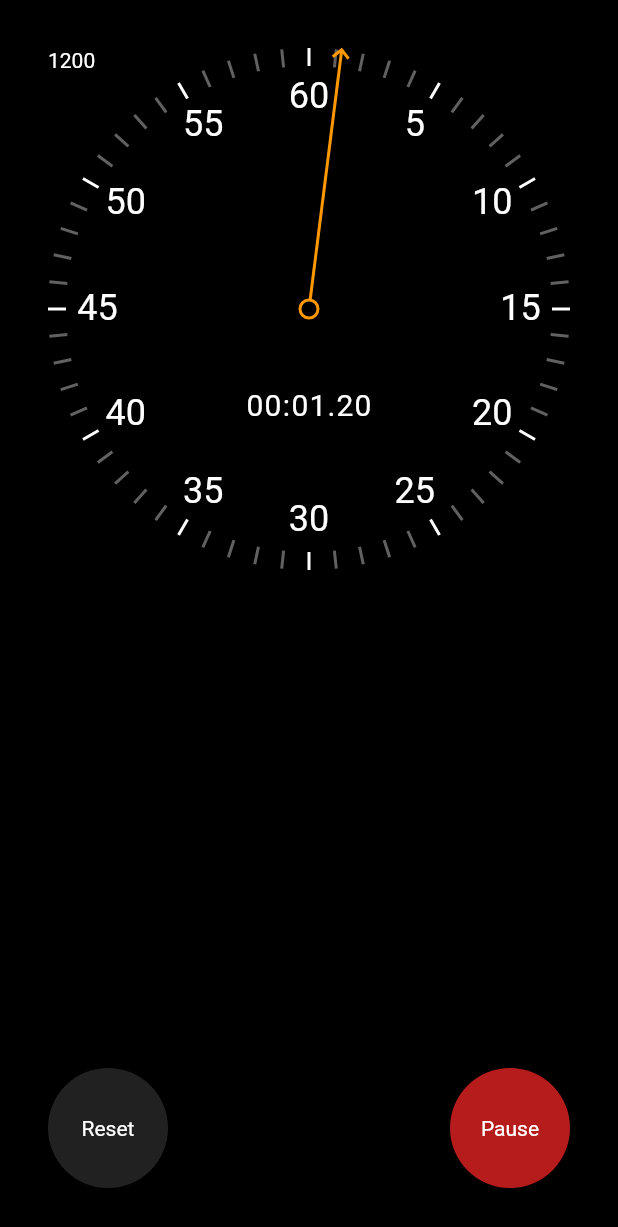
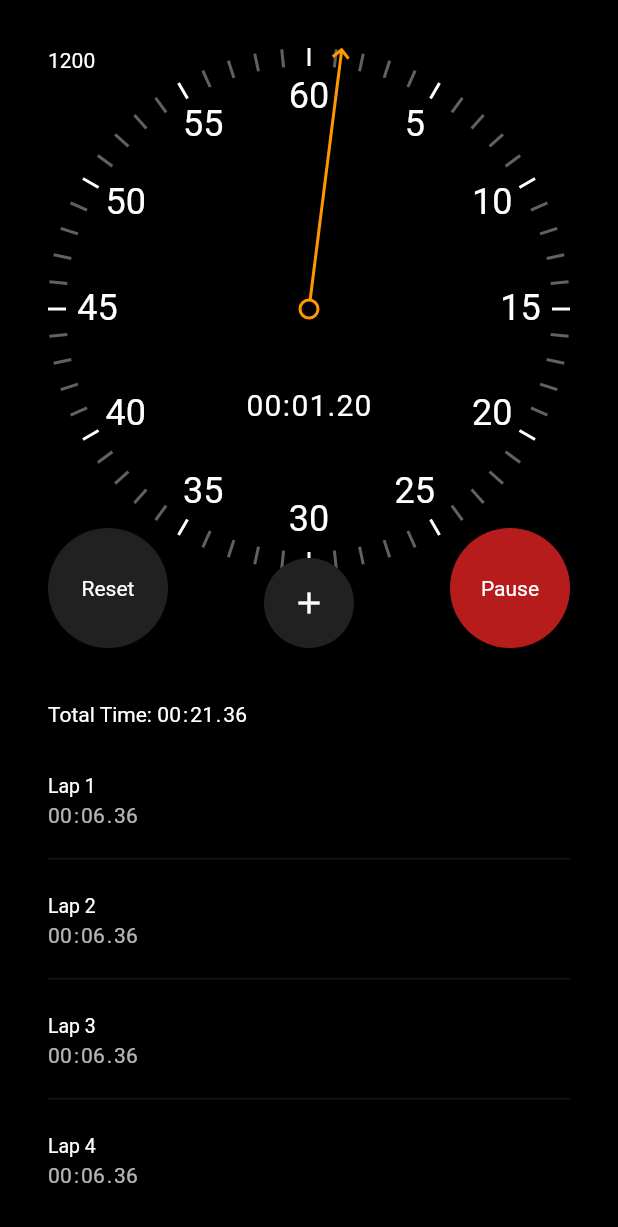
Before and after one commit to rebixpl/FlutterStudy2K22, a Flutter app: the screen it shows after launch, after a tap on "Start", on a phone screen of 412 x 824 dp. Shown: the top 1227 px of the screen. Run offline on Flutter 3.47's test engine with Material 2 defaults, Android fonts, the phone set to English and light mode, and no system bars; our stand-ins replace bloc, bloc_concurrency, carousel_slider, dio, equatable, flip_card and 8 more; accounts and stored records are empty.

Commit message:
created add_lap_button and some UI changes (laps ListView)

```diff
--- a/flutter_animations_masterclass/stopwatch_flutter/lib/app.dart
+++ b/flutter_animations_masterclass/stopwatch_flutter/lib/app.dart
@@ -26,10 +26,12 @@ class MyHomePage extends StatelessWidget {
     return const AnnotatedRegion<SystemUiOverlayStyle>(
       value: SystemUiOverlayStyle.light,
       child: Scaffold(
-        body: Center(
-          child: Padding(
-            padding: EdgeInsets.all(32.0),
-            child: Stopwatch(),
+        body: SafeArea(
+          child: Center(
+            child: Padding(
+              padding: EdgeInsets.all(32.0),
+              child: Stopwatch(),
+            ),
           ),
         ),
       ),
--- /dev/null
+++ b/flutter_animations_masterclass/stopwatch_flutter/lib/stopwatch/ui/add_lap_button.dart
@@ -0,0 +1,33 @@
+import 'package:flutter/material.dart';
+
+class AddLapButton extends StatelessWidget {
+  const AddLapButton({
+    Key? key,
+    this.onPressed,
+  }) : super(key: key);
+
+  final VoidCallback? onPressed;
+
+  @override
+  Widget build(BuildContext context) {
+    return SizedBox(
+      width: 60.0,
+      height: 60.0,
+      child: ClipOval(
+        child: Material(
+          color: Colors.grey[900],
+          child: InkWell(
+            onTap: onPressed,
+            child: const Align(
+              alignment: Alignment.center,
+              child: Icon(
+                Icons.add,
+                color: Colors.white,
+              ),
+            ),
+          ),
+        ),
+      ),
+    );
+  }
+}
--- a/flutter_animations_masterclass/stopwatch_flutter/lib/stopwatch/ui/elapsed_time_text.dart
+++ b/flutter_animations_masterclass/stopwatch_flutter/lib/stopwatch/ui/elapsed_time_text.dart
@@ -1,8 +1,14 @@
 import 'package:flutter/material.dart';
 
 class ElapsedTimeText extends StatelessWidget {
-  const ElapsedTimeText({Key? key, required this.elapsed}) : super(key: key);
+  const ElapsedTimeText({
+    Key? key,
+    required this.elapsed,
+    this.isLapList = false,
+  }) : super(key: key);
+
   final Duration elapsed;
+  final bool isLapList;
 
   @override
   Widget build(BuildContext context) {
@@ -12,27 +18,67 @@ class ElapsedTimeText extends StatelessWidget {
     final hundredsStr = hundreds.toStringAsFixed(0).padLeft(2, '0');
     final secondsStr = seconds.toString().padLeft(2, '0');
     final minutesStr = minutes.toString().padLeft(2, '0');
-    const digitWidth = 12.0;
+    final digitWidth = isLapList ? 8.0 : 12.0;
     return Row(
-      mainAxisAlignment: MainAxisAlignment.center,
+      mainAxisAlignment:
+          isLapList ? MainAxisAlignment.start : MainAxisAlignment.center,
       children: [
-        TimeDigit(minutesStr.substring(0, 1), width: digitWidth),
-        TimeDigit(minutesStr.substring(1, 2), width: digitWidth),
-        const TimeDigit(':', width: 6),
-        TimeDigit(secondsStr.substring(0, 1), width: digitWidth),
-        TimeDigit(secondsStr.substring(1, 2), width: digitWidth),
-        const TimeDigit('.', width: 6),
-        TimeDigit(hundredsStr.substring(0, 1), width: digitWidth),
-        TimeDigit(hundredsStr.substring(1, 2), width: digitWidth),
+        TimeDigit(
+          minutesStr.substring(0, 1),
+          width: digitWidth,
+          isLapList: isLapList,
+        ),
+        TimeDigit(
+          minutesStr.substring(1, 2),
+          width: digitWidth,
+          isLapList: isLapList,
+        ),
+        TimeDigit(
+          ':',
+          width: 6,
+          isLapList: isLapList,
+        ),
+        TimeDigit(
+          secondsStr.substring(0, 1),
+          width: digitWidth,
+          isLapList: isLapList,
+        ),
+        TimeDigit(
+          secondsStr.substring(1, 2),
+          width: digitWidth,
+          isLapList: isLapList,
+        ),
+        TimeDigit(
+          '.',
+          width: 6,
+          isLapList: isLapList,
+        ),
+        TimeDigit(
+          hundredsStr.substring(0, 1),
+          width: digitWidth,
+          isLapList: isLapList,
+        ),
+        TimeDigit(
+          hundredsStr.substring(1, 2),
+          width: digitWidth,
+          isLapList: isLapList,
+        ),
       ],
     );
   }
 }
 
 class TimeDigit extends StatelessWidget {
-  const TimeDigit(this.text, {Key? key, required this.width}) : super(key: key);
+  const TimeDigit(
+    this.text, {
+    Key? key,
+    required this.width,
+    required this.isLapList,
+  }) : super(key: key);
+
   final String text;
   final double width;
+  final bool isLapList;
 
   @override
   Widget build(BuildContext context) {
@@ -40,7 +86,7 @@ class TimeDigit extends StatelessWidget {
       width: width,
       child: Text(
         text,
-        style: const TextStyle(fontSize: 20),
+        style: TextStyle(fontSize: isLapList ? 14.0 : 20.0),
         textAlign: TextAlign.center,
       ),
     );
--- a/flutter_animations_masterclass/stopwatch_flutter/lib/stopwatch/ui/stopwatch.dart
+++ b/flutter_animations_masterclass/stopwatch_flutter/lib/stopwatch/ui/stopwatch.dart
@@ -2,7 +2,9 @@ import 'dart:math';
 
 import 'package:flutter/material.dart';
 import 'package:flutter_bloc/flutter_bloc.dart';
-import 'package:stopwatch_flutter/stopwatch/bloc/stopwatch_bloc.dart';
+import 'package:stopwatch_flutter/stopwatch/bloc/stopwatch/stopwatch_bloc.dart';
+import 'package:stopwatch_flutter/stopwatch/ui/add_lap_button.dart';
+import 'package:stopwatch_flutter/stopwatch/ui/elapsed_time_text.dart';
 import 'package:stopwatch_flutter/stopwatch/ui/reset_button.dart';
 import 'package:stopwatch_flutter/stopwatch/ui/start_stop_button.dart';
 import 'package:stopwatch_flutter/stopwatch/ui/stopwatch_renderer.dart';
@@ -26,12 +28,21 @@ class StopwatchView extends StatelessWidget {
     return LayoutBuilder(
       builder: (context, constraints) {
         final radius = constraints.maxWidth / 2;
-        return Stack(
+        return Column(
           children: [
-            StopwatchRenderer(
+            Stack(
+              children: [
+                SizedBox(
+                  height: 400.0,
+                  width: double.infinity,
+                  child: StopwatchRenderer(
                     radius: radius,
                   ),
-            BlocProvider<StopwatchBloc>(
+                ),
+                SizedBox(
+                  height: 400.0,
+                  width: double.infinity,
+                  child: BlocProvider<StopwatchBloc>(
                     create: (context) => StopwatchBloc(ticker: const Ticker()),
                     child: Builder(
                       builder: (context) {
@@ -40,13 +51,61 @@ class StopwatchView extends StatelessWidget {
                             StopwatchTickerUI(
                               elapsed: Duration(
                                 milliseconds: context.select(
-                              (StopwatchBloc bloc) => bloc.state.duration),
+                                    (StopwatchBloc bloc) =>
+                                        bloc.state.duration),
                               ),
                               radius: radius,
                             ),
                             Text(context.select((StopwatchBloc bloc) =>
                                 bloc.state.duration.toString())),
                             const Actions(),
+                          ],
+                        );
+                      },
+                    ),
+                  ),
+                ),
+              ],
+            ),
+            const SizedBox(height: 20.0),
+            Expanded(
+              child: Builder(
+                builder: (context) {
+                  return Column(
+                    mainAxisSize: MainAxisSize.min,
+                    children: [
+                      Expanded(
+                        flex: 1,
+                        child: Row(
+                          children: [
+                            Text("Total Time: "),
+                            ElapsedTimeText(
+                              isLapList: true,
+                              elapsed: Duration(milliseconds: 21360),
+                            ),
+                          ],
+                        ),
+                      ),
+                      Expanded(
+                        flex: 6,
+                        child: ListView.separated(
+                          physics: const BouncingScrollPhysics(),
+                          separatorBuilder: (context, index) => const Divider(),
+                          itemCount: 13,
+                          padding: EdgeInsets.zero,
+                          itemBuilder: (context, index) {
+                            return ListTile(
+                              contentPadding: EdgeInsets.zero,
+                              dense: true,
+                              title: Text("Lap ${index + 1}"),
+                              subtitle: const ElapsedTimeText(
+                                isLapList: true,
+                                elapsed: Duration(milliseconds: 6360),
+                              ),
+                            );
+                          },
+                        ),
+                      ),
                     ],
                   );
                 },
@@ -91,6 +150,14 @@ class Actions extends StatelessWidget {
                 ),
               ),
               Align(
+                alignment: Alignment.bottomCenter,
+                child: AddLapButton(
+                  onPressed: () => context
+                      .read<StopwatchBloc>()
+                      .add(const StopwatchPaused()),
+                ),
+              ),
+              Align(
                 alignment: Alignment.bottomLeft,
                 child: ResetButton(
                   onPressed: () =>
```
Also changed, not shown: flutter_animations_masterclass/stopwatch_flutter/lib/stopwatch/bloc/stopwatch/stopwatch_bloc.dart (renamed from flutter_animations_masterclass/stopwatch_flutter/lib/stopwatch/bloc/stopwatch_bloc.dart), flutter_animations_masterclass/stopwatch_flutter/lib/stopwatch/bloc/stopwatch/stopwatch_event.dart (renamed from flutter_animations_masterclass/stopwatch_flutter/lib/stopwatch/bloc/stopwatch_event.dart), flutter_animations_masterclass/stopwatch_flutter/lib/stopwatch/bloc/stopwatch/stopwatch_state.dart (renamed from flutter_animations_masterclass/stopwatch_flutter/lib/stopwatch/bloc/stopwatch_state.dart). Lines whose indentation alone changed are shown as unchanged.
